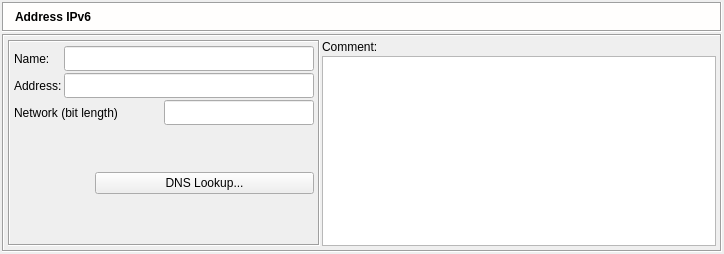
The window that src/gui/ipv6dialog_q.ui (fwbuilder/fwbuilder) describes before a commit, drawn with Qt 5.
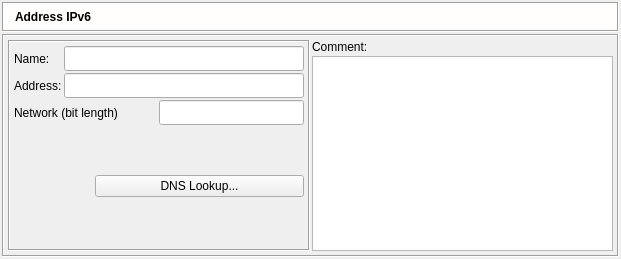
The same window after the commit. Icons and pictures are not drawn.

Patch:
```diff
--- a/src/gui/ipv6dialog_q.ui
+++ b/src/gui/ipv6dialog_q.ui
@@ -8,8 +8,8 @@
    <rect>
     <x>0</x>
     <y>0</y>
-    <width>724</width>
-    <height>254</height>
+    <width>621</width>
+    <height>259</height>
    </rect>
   </property>
   <property name="windowTitle" >
@@ -226,7 +226,7 @@
          <widget class="QFrame" name="frame14" >
           <property name="minimumSize" >
            <size>
-            <width>300</width>
+            <width>0</width>
             <height>16</height>
            </size>
           </property>
@@ -263,13 +263,13 @@
             <widget class="QLineEdit" name="obj_name" >
              <property name="sizePolicy" >
               <sizepolicy vsizetype="Fixed" hsizetype="Preferred" >
-               <horstretch>0</horstretch>
+               <horstretch>200</horstretch>
                <verstretch>0</verstretch>
               </sizepolicy>
              </property>
              <property name="minimumSize" >
               <size>
-               <width>250</width>
+               <width>0</width>
                <height>25</height>
               </size>
              </property>
@@ -301,13 +301,13 @@
             <widget class="QLineEdit" name="address" >
              <property name="sizePolicy" >
               <sizepolicy vsizetype="Fixed" hsizetype="Preferred" >
-               <horstretch>0</horstretch>
+               <horstretch>200</horstretch>
                <verstretch>0</verstretch>
               </sizepolicy>
              </property>
              <property name="minimumSize" >
               <size>
-               <width>250</width>
+               <width>0</width>
                <height>25</height>
               </size>
              </property>
```
